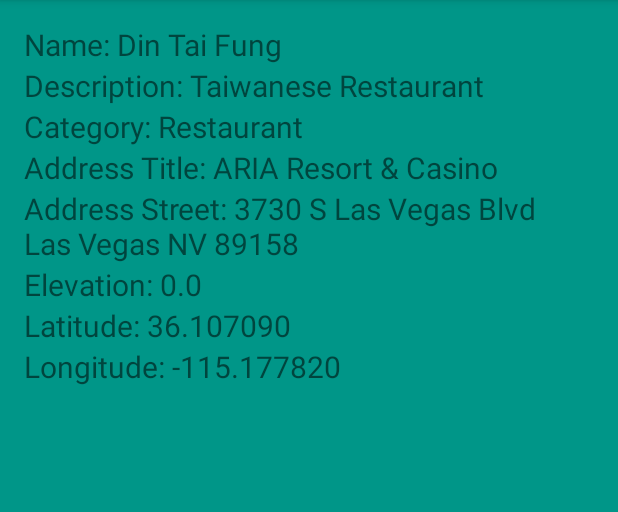
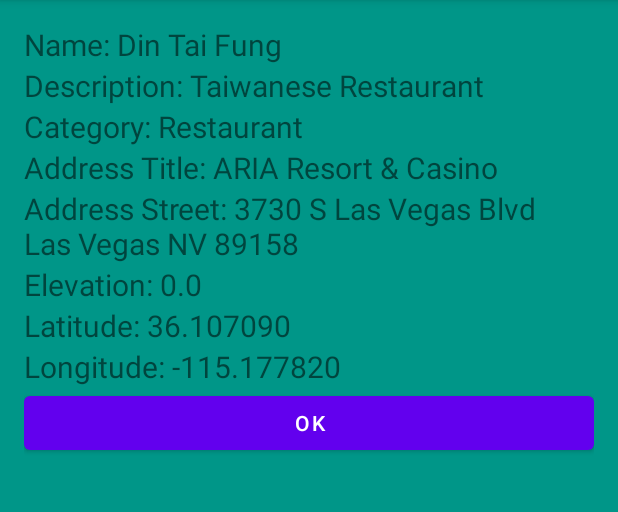
Before and after one commit to jolee211/PlaceDescriptionAndroid, an Android app: the screen it shows after launch (SecondActivity), after a tap on "Din Tai Fung", on a phone screen of 412 x 824 dp, the part 84-596 px from its top. Run offline under Robolectric (Android 15) with nearby library versions, the phone set to English and light mode, and no system bars; 2 other taps on this screen came first.

Commit message:
Add a new place description to the library. The user manually enters all appropriate information.

```diff
--- a/app/src/main/java/edu/asu/bsse/dlee129/placedescription/MainActivity.java
+++ b/app/src/main/java/edu/asu/bsse/dlee129/placedescription/MainActivity.java
@@ -35,10 +35,8 @@ import java.nio.charset.StandardCharsets;
  * @version February 2021
  */
 public class MainActivity extends AppCompatActivity {
-    private PlaceLibrary placeLibrary;
+    private static PlaceLibrary placeLibrary;
     private PlaceDescriptionAdapter mAdapter;
-    private Button buttonAdd;
-    private Button buttonRemove;
     private EditText editTextRemove;
 
     @RequiresApi(api = Build.VERSION_CODES.O)
@@ -49,8 +47,8 @@ public class MainActivity extends AppCompatActivity {
         initPlaceLibrary();
         buildRecyclerView();
 
-        buttonAdd = findViewById(R.id.button_add);
-        buttonRemove = findViewById(R.id.button_remove);
+        Button buttonAdd = findViewById(R.id.button_add);
+        Button buttonRemove = findViewById(R.id.button_remove);
         editTextRemove = findViewById(R.id.edittext_remove);
         buttonAdd.setOnClickListener(new View.OnClickListener() {
             @Override
@@ -109,12 +107,9 @@ public class MainActivity extends AppCompatActivity {
     }
 
     public void addItem() {
+        int position = placeLibrary.size();
         openAddActivity();
-
-        int position = placeLibrary.size();
-        if (placeLibrary.add(new PlaceDescription("New Item at Position " + position, "This is a description"))) {
-            mAdapter.notifyItemInserted(position);
-        }
+        mAdapter.notifyItemInserted(position);
     }
 
     public void removeItem(int position) {
@@ -127,4 +122,11 @@ public class MainActivity extends AppCompatActivity {
         Intent intent = new Intent(this, AddActivity.class);
         startActivity(intent);
     }
+
+    public static boolean addPlaceDescription(PlaceDescription pd) {
+        if (placeLibrary != null) {
+            return placeLibrary.add(pd);
+        }
+        return false;
+    }
 }
--- a/app/src/main/java/edu/asu/bsse/dlee129/placedescription/PlaceDescription.java
+++ b/app/src/main/java/edu/asu/bsse/dlee129/placedescription/PlaceDescription.java
@@ -4,6 +4,8 @@ import android.util.Log;
 
 import org.json.JSONException;
 import org.json.JSONObject;
+
+import java.io.Serializable;
 
 // Copyright 2021 David Lee
 /*
@@ -22,7 +24,7 @@ import org.json.JSONObject;
  * @author David Lee    mailto:dlee129@asu.edu
  * @version January 2021
  */
-public class PlaceDescription {
+public class PlaceDescription implements Serializable {
     private String name = "";
     private String description = "";
     private String category = "";
--- a/app/src/main/java/edu/asu/bsse/dlee129/placedescription/SecondActivity.java
+++ b/app/src/main/java/edu/asu/bsse/dlee129/placedescription/SecondActivity.java
@@ -3,6 +3,8 @@ package edu.asu.bsse.dlee129.placedescription;
 import androidx.appcompat.app.AppCompatActivity;
 
 import android.os.Bundle;
+import android.view.View;
+import android.widget.Button;
 import android.widget.TextView;
 
 import java.io.Serializable;
@@ -16,6 +18,7 @@ public class SecondActivity extends AppCompatActivity {
     private TextView textPlaceDescriptionElevation;
     private TextView textPlaceDescriptionLatitude;
     private TextView textPlaceDescriptionLongitude;
+    private Button buttonOK;
 
     @Override
     protected void onCreate(Bundle savedInstanceState) {
@@ -46,5 +49,13 @@ public class SecondActivity extends AppCompatActivity {
         textPlaceDescriptionElevation.setText("Elevation: " + elevation);
         textPlaceDescriptionLatitude.setText(getString(R.string.placedescription_latitude, latitude));
         textPlaceDescriptionLongitude.setText(getString(R.string.placedescription_longitude, longitude));
+
+        buttonOK = (Button) findViewById(R.id.buttonOK);
+        buttonOK.setOnClickListener(new View.OnClickListener() {
+            @Override
+            public void onClick(View v) {
+                finish();
+            }
+        });
     }
 }
--- a/app/src/main/res/layout/activity_second.xml
+++ b/app/src/main/res/layout/activity_second.xml
@@ -76,4 +76,10 @@
         android:textSize="20sp"
         />
 
+    <Button
+        android:id="@+id/buttonOK"
+        android:layout_width="match_parent"
+        android:layout_height="wrap_content"
+        android:text="OK" />
+
 </LinearLayout>
```
Also changed, not shown: app/src/main/java/edu/asu/bsse/dlee129/placedescription/AddActivity.java (+9 -3 lines).
